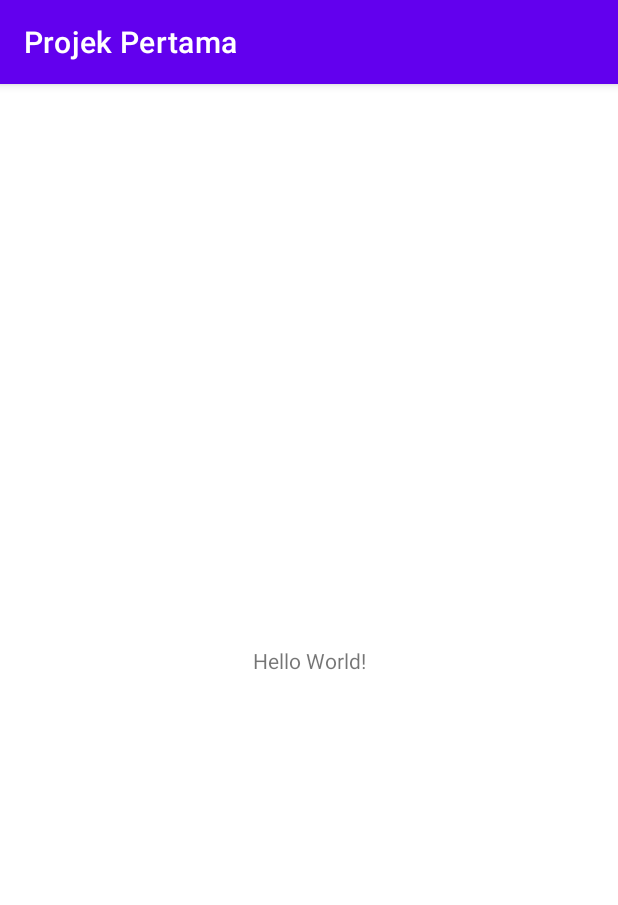
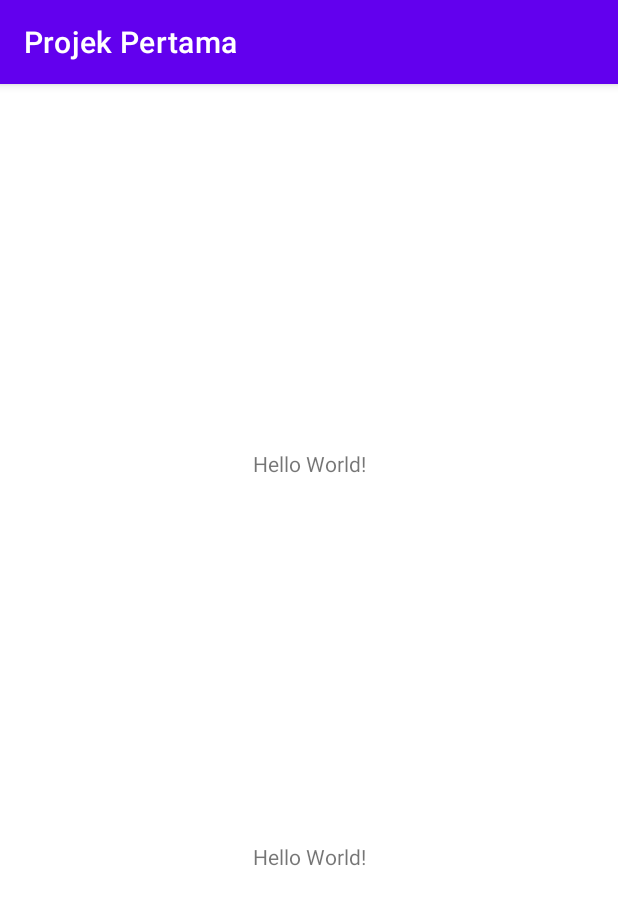
Before and after one commit to victorygrey/belajar-git, an Android app: the screen it shows after launch (MainActivity), on a phone screen of 412 x 824 dp. Shown: the top 905 px of the screen. Run offline under Robolectric (Android 15) with nearby library versions, the phone set to English and light mode, and no system bars.

Commit message:
penambahan objek

```diff
--- a/app/src/main/res/layout/activity_main.xml
+++ b/app/src/main/res/layout/activity_main.xml
@@ -7,12 +7,23 @@
     tools:context=".MainActivity">
 
     <TextView
+        android:id="@+id/text1"
+        android:layout_width="wrap_content"
+        android:layout_height="wrap_content"
+        android:text="Hello World!"
+        app:layout_constraintBottom_toTopOf="@id/text2"
+        app:layout_constraintLeft_toLeftOf="parent"
+        app:layout_constraintRight_toRightOf="parent"
+        app:layout_constraintTop_toTopOf="parent" />
+
+    <TextView
+        android:id="@+id/text2"
         android:layout_width="wrap_content"
         android:layout_height="wrap_content"
         android:text="Hello World!"
         app:layout_constraintBottom_toBottomOf="parent"
         app:layout_constraintLeft_toLeftOf="parent"
         app:layout_constraintRight_toRightOf="parent"
-        app:layout_constraintTop_toTopOf="parent" />
+        app:layout_constraintTop_toBottomOf="@id/text1" />
 
 </androidx.constraintlayout.widget.ConstraintLayout>
```
